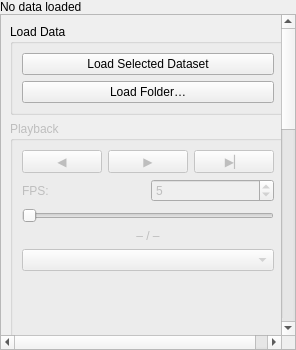
Before: the Qt Designer form src/dashpva/gui/workbench/workspace/workspace_3d.ui in AdvancedPhotonSource/DashPVA, drawn with Qt 5.
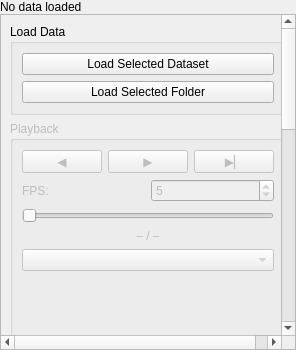
After: the same form once the commit is applied.

Commit message:
add: streaming prefetch buffer for 3D folder playback — background thread loads a sliding window, pause-and-buffer, jump-aware
add: 3D playback panel as a right-side dock; Load Selected Folder uses the data-structure tree selection

change: playback downsamples >=4x and keeps buffered frames in memory; skip axis/intensity redraw when unchanged; HKL persists across frames

change: route playback/debug prints through logging; playback signal dropdown includes metadata.ca

remove: per-frame 'qx not found' print — it is the normal compute-q path, was log spam

```diff
--- a/src/dashpva/gui/workbench/workspace/workspace_3d.ui
+++ b/src/dashpva/gui/workbench/workspace/workspace_3d.ui
@@ -91,7 +91,7 @@
           <item>
            <widget class="QPushButton" name="btn_load_3d_folder">
             <property name="text">
-             <string>Load Folder…</string>
+             <string>Load Selected Folder</string>
             </property>
            </widget>
           </item>
```
The commit also changes 9 other files.
